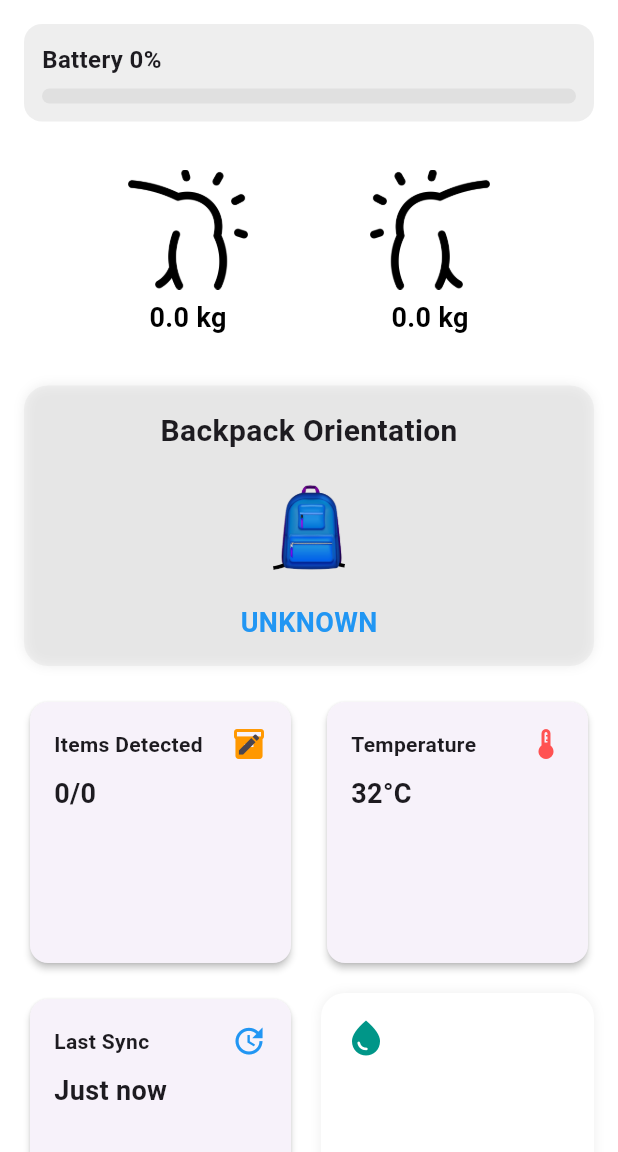
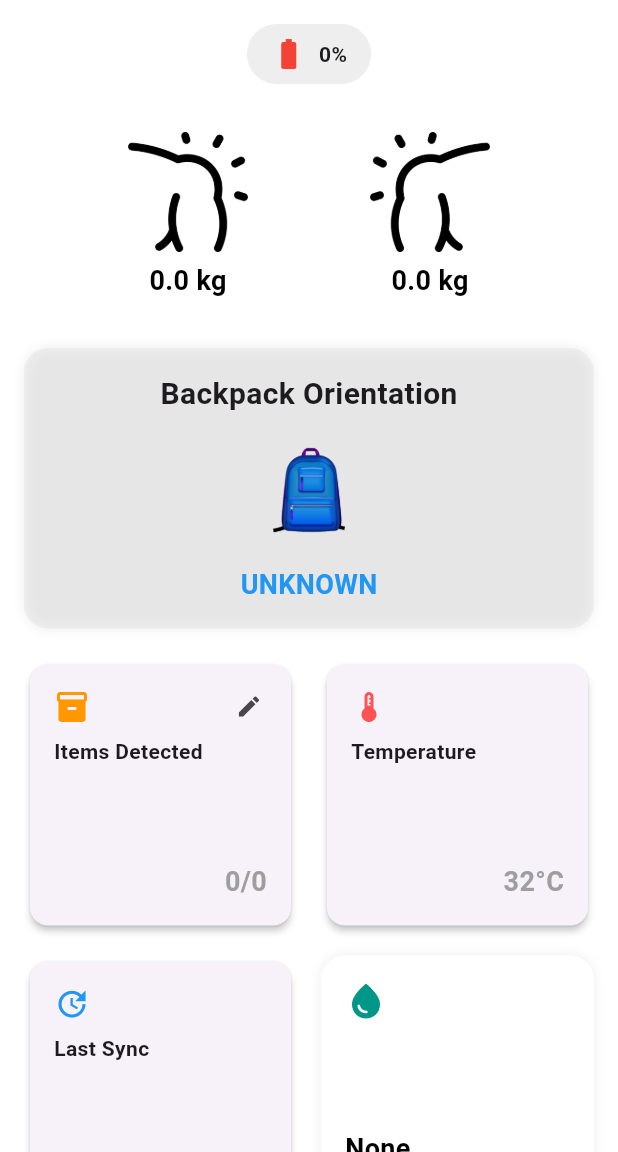
Before and after one commit to hirunaPankaja/Smart-Backpack, a Flutter app: the screen it shows after launch, on a phone screen of 412 x 824 dp, the part 84-1236 px from its top. Run offline on Flutter 3.47's test engine with Material 3 defaults, Android fonts, the phone set to English and light mode, and no system bars; our stand-ins replace firebase_core, firebase_database, shared_preferences; accounts and stored records are empty.

Commit message:
Indicate charging level and missing items

```diff
--- a/smart_backpack/lib/screen/dashboard_screen.dart
+++ b/smart_backpack/lib/screen/dashboard_screen.dart
@@ -27,6 +27,8 @@ class _DashboardScreenState extends State<DashboardScreen> {
   Map<String, String> cardStatuses = {};
   double batteryLevel = 0;
   bool isCharging = false;
+  bool _isOnline = true;
+  DateTime? _lastSyncTime;
 
   final FirebaseService _firebaseService = FirebaseService();
   late DatabaseReference _positionRef;
@@ -40,6 +42,14 @@ class _DashboardScreenState extends State<DashboardScreen> {
     super.initState();
     _loadCardNames();
     _setupRealTimeListeners();
+  }
+
+  String getSyncStatusText() {
+    if (_isOnline) return 'Just now';
+    if (_lastSyncTime == null) return 'Offline';
+
+    final minutes = DateTime.now().difference(_lastSyncTime!).inMinutes;
+    return '$minutes minute${minutes == 1 ? '' : 's'} ago';
   }
 
   Future<void> _loadCardNames() async {
@@ -70,52 +80,79 @@ class _DashboardScreenState extends State<DashboardScreen> {
     _batteryRef = _firebaseService.getBatteryRef();
 
     _positionRef.onValue.listen((event) {
+      setState(() {
+        _isOnline = true;
+        _lastSyncTime = DateTime.now();
         final data = event.snapshot.value;
         if (data != null) {
-        setState(() {
           orientation = data.toString();
+        }
       });
-      }
     });
 
     _waterLeakRef.onValue.listen((event) {
+      setState(() {
+        _isOnline = true;
+        _lastSyncTime = DateTime.now();
         final data = event.snapshot.value;
         if (data != null) {
-        setState(() {
           isWaterLeaking = data == true;
+        }
       });
-      }
     });
 
     _pressureRef.onValue.listen((event) {
+      setState(() {
+        _isOnline = true;
+        _lastSyncTime = DateTime.now();
         final data = event.snapshot.value as Map?;
         if (data != null) {
-        setState(() {
           sensor1 = double.tryParse(data['sensor1'].toString()) ?? 0;
           sensor2 = double.tryParse(data['sensor2'].toString()) ?? 0;
           net = double.tryParse(data['net'].toString()) ?? 0;
+        }
       });
-      }
     });
 
     _cardsRef.onValue.listen((event) {
+      setState(() {
+        _isOnline = true;
+        _lastSyncTime = DateTime.now();
         final data = event.snapshot.value as Map?;
         if (data != null) {
-        setState(() {
           cardStatuses = Map<String, String>.from(data.map((key, value) =>
             MapEntry(key.toString(), (value as Map)['status'].toString())));
+        }
       });
-      }
     });
 
     _batteryRef.onValue.listen((event) {
+      setState(() {
+        _isOnline = true;
+        _lastSyncTime = DateTime.now();
         final data = event.snapshot.value as Map?;
         if (data != null) {
-        setState(() {
           batteryLevel = double.tryParse(data['level'].toString()) ?? 0;
           isCharging = data['isCharging'] == true;
+        }
       });
-      }
+    });
+
+    // Error listeners for offline detection
+    _positionRef.onValue.listen((event) {}, onError: (error) {
+      setState(() => _isOnline = false);
+    });
+    _waterLeakRef.onValue.listen((event) {}, onError: (error) {
+      setState(() => _isOnline = false);
+    });
+    _pressureRef.onValue.listen((event) {}, onError: (error) {
+      setState(() => _isOnline = false);
+    });
+    _cardsRef.onValue.listen((event) {}, onError: (error) {
+      setState(() => _isOnline = false);
+    });
+    _batteryRef.onValue.listen((event) {}, onError: (error) {
+      setState(() => _isOnline = false);
     });
   }
 
@@ -179,7 +216,7 @@ class _DashboardScreenState extends State<DashboardScreen> {
           final index = cardStatuses.keys.toList().indexOf(entry.key);
           return index < cardNames.length ? cardNames.values.elementAt(index) : 'Card ${index + 1}';
         })
-        .join(', ');
+        .toList();
 
     return Scaffold(
       backgroundColor: Colors.white,
@@ -201,6 +238,8 @@ class _DashboardScreenState extends State<DashboardScreen> {
           final battery = await _firebaseService.getBatteryData();
 
           setState(() {
+            _isOnline = true;
+            _lastSyncTime = DateTime.now();
             sensor1 = double.tryParse(pressure['sensor1'].toString()) ?? 0;
             sensor2 = double.tryParse(pressure['sensor2'].toString()) ?? 0;
             net = double.tryParse(pressure['net'].toString()) ?? 0;
@@ -260,20 +299,6 @@ class _DashboardScreenState extends State<DashboardScreen> {
                           onPressed: () => _showCardNamingDialog(context),
                         ),
                       ),
-                      if (missingItems.isNotEmpty)
-                        Positioned(
-                          bottom: 8,
-                          left: 8,
-                          right: 8,
-                          child: Text(
-                            'Missing: $missingItems',
-                            style: const TextStyle(
-                              fontSize: 12,
-                              color: Colors.red,
-                            ),
-                            overflow: TextOverflow.ellipsis,
-                          ),
-                        ),
                     ],
                   ),
                   const InfoCard(
@@ -282,10 +307,10 @@ class _DashboardScreenState extends State<DashboardScreen> {
                     value: '32°C',
                     iconColor: Colors.redAccent,
                   ),
-                  const InfoCard(
+                  InfoCard(
                     title: 'Last Sync',
                     icon: Icons.update,
-                    value: 'Just now',
+                    value: getSyncStatusText(),
                     iconColor: Colors.blue,
                   ),
                   BlinkingCard(
@@ -296,6 +321,29 @@ class _DashboardScreenState extends State<DashboardScreen> {
                     shouldBlink: isWaterLeaking,
                   ),
                 ],
+              ),
+
+              const SizedBox(height: 20),
+
+              /// Missing Items Display
+              if (missingItems.isNotEmpty)
+                Column(
+                  children: missingItems.map((itemName) => Container(
+                    width: double.infinity,
+                    margin: const EdgeInsets.only(bottom: 8),
+                    padding: const EdgeInsets.all(12),
+                    decoration: BoxDecoration(
+                      color: Colors.red[100],
+                      borderRadius: BorderRadius.circular(8),
+                    ),
+                    child: Text(
+                      '$itemName is missing',
+                      style: TextStyle(
+                        color: Colors.red[800],
+                        fontWeight: FontWeight.bold,
+                      ),
+                    ),
+                  )).toList(),
                 ),
 
               const SizedBox(height: 20),
--- a/smart_backpack/lib/service/firebase_service.dart
+++ b/smart_backpack/lib/service/firebase_service.dart
@@ -41,6 +41,7 @@ class FirebaseService {
     return Map<String, dynamic>.from(data);
   }
 
+
   Future<Map<String, dynamic>> getBatteryData() async {
     final snapshot = await _dbRef.child('battery').get();
     final data = snapshot.value as Map?;
--- a/smart_backpack/lib/widget/battery_indicator.dart
+++ b/smart_backpack/lib/widget/battery_indicator.dart
@@ -12,53 +12,29 @@ class BatteryIndicator extends StatelessWidget {
 
   @override
   Widget build(BuildContext context) {
+    // Fix the percentage calculation (divide by 100 if value is > 100)
+    final displayLevel = batteryLevel > 100 ? batteryLevel / 100 : batteryLevel;
+
     return Container(
-      padding: const EdgeInsets.all(12),
+      padding: const EdgeInsets.symmetric(horizontal: 16, vertical: 8),
       decoration: BoxDecoration(
         color: Colors.grey[200],
-        borderRadius: BorderRadius.circular(12),
+        borderRadius: BorderRadius.circular(20),
       ),
-      child: Column(
+      child: Row(
+        mainAxisSize: MainAxisSize.min,
         children: [
-          Row(
-            mainAxisAlignment: MainAxisAlignment.spaceBetween,
-            children: [
-              Text(
-                'Battery ${(batteryLevel * 100).toInt()}%',
-                style: const TextStyle(
-                  fontWeight: FontWeight.bold,
-                  fontSize: 16,
-                ),
-              ),
-              if (isCharging)
-                const Row(
-                  children: [
-                    Icon(Icons.bolt, color: Colors.green),
-                    SizedBox(width: 4),
-                    Text(
-                      'Charging',
-                      style: TextStyle(color: Colors.green),
-                    ),
-                  ],
-                ),
-            ],
+          Icon(
+            isCharging ? Icons.battery_charging_full : Icons.battery_full,
+            color: displayLevel < 20 ? Colors.red : Colors.green,
           ),
-          const SizedBox(height: 8),
-          LinearProgressIndicator(
-            value: batteryLevel,
-            backgroundColor: Colors.grey[300],
-            color: _getBatteryColor(batteryLevel),
-            minHeight: 10,
-            borderRadius: BorderRadius.circular(5),
+          const SizedBox(width: 8),
+          Text(
+            '${displayLevel.toStringAsFixed(0)}%',
+            style: const TextStyle(fontWeight: FontWeight.bold),
           ),
         ],
       ),
     );
   }
-
-  Color _getBatteryColor(double level) {
-    if (level < 0.2) return Colors.red;
-    if (level < 0.5) return Colors.orange;
-    return Colors.green;
-  }
 }
--- a/smart_backpack/lib/widget/info_card.dart
+++ b/smart_backpack/lib/widget/info_card.dart
@@ -23,9 +23,12 @@ class InfoCard extends StatelessWidget {
         child: Column(
           crossAxisAlignment: CrossAxisAlignment.start,
           children: [
-            Row(
-              mainAxisAlignment: MainAxisAlignment.spaceBetween,
-              children: [
+            Icon(
+              icon,
+              color: iconColor,
+              size: 24,
+            ),
+            const SizedBox(height: 8),
             Text(
               title,
               style: const TextStyle(
@@ -33,18 +36,16 @@ class InfoCard extends StatelessWidget {
                 fontWeight: FontWeight.bold,
               ),
             ),
-                Icon(
-                  icon,
-                  color: iconColor,
-                ),
-              ],
-            ),
-            const SizedBox(height: 8),
-            Text(
+            const Spacer(),
+            Align(
+              alignment: Alignment.bottomRight,
+              child: Text(
                 value,
                 style: const TextStyle(
                   fontSize: 18,
                   fontWeight: FontWeight.bold,
+                  color: Colors.grey,
+                ),
               ),
             ),
           ],
--- a/smart_backpack/pubspec.yaml
+++ b/smart_backpack/pubspec.yaml
@@ -34,6 +34,7 @@ dependencies:
   firebase_core: ^3.13.0
   firebase_database: ^11.3.5
   shared_preferences: ^2.2.2
+  timeago: ^3.5.0
 
   # The following adds the Cupertino Icons font to your application.
   # Use with the CupertinoIcons class for iOS style icons.
```
Also changed, not shown: smart_backpack/pubspec.lock. Lines whose indentation alone changed are shown as unchanged.
